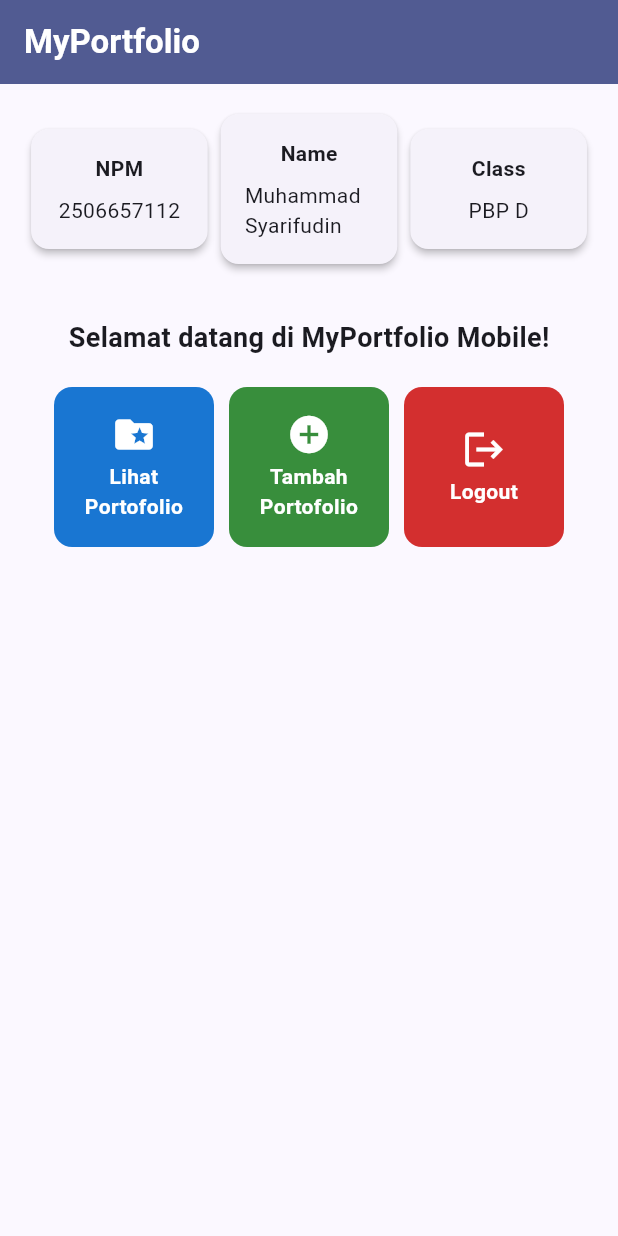
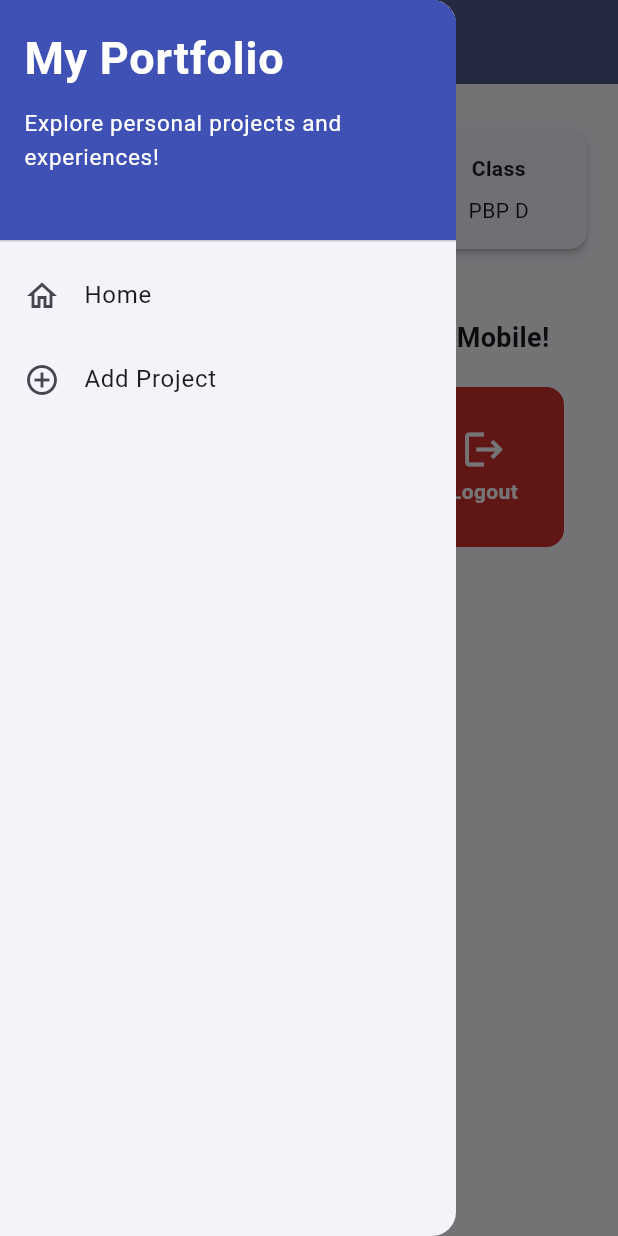
Before and after one commit to msyarifudin541-del/myportofolio_mobile, a Flutter app: the screen it shows after launch, with the side drawer open (before the commit the screen has no drawer), on a phone screen of 412 x 824 dp. Run offline on Flutter 3.47's test engine with Material 3 defaults, Android fonts, the phone set to English and light mode, and no system bars; our stand-ins replace material_ui.

Commit message:
Tutorial 09: Implementasi navigasi, drawer menu, form input proyek, dan refactoring struktur direktori

```diff
--- a/lib/main.dart
+++ b/lib/main.dart
@@ -1,5 +1,5 @@
-import 'package:flutter/material.dart';
-import 'package:myportofolio_mobile/menu.dart';
+import 'package:material_ui/material_ui.dart';
+import 'package:myportofolio_mobile/screens/menu.dart';
 
 void main() {
   runApp(const MyApp());
--- a/lib/menu.dart
+++ b/lib/screens/menu.dart
@@ -1,4 +1,6 @@
-import 'package:flutter/material.dart';
+import 'package:material_ui/material_ui.dart';
+import 'package:myportofolio_mobile/widgets/left_drawer.dart';
+import 'package:myportofolio_mobile/widgets/project_card.dart';
 
 /// Kartu informasi ringkas untuk menampilkan identitas pemilik portofolio.
 class InfoCard extends StatelessWidget {
@@ -23,67 +25,6 @@ class InfoCard extends StatelessWidget {
             const SizedBox(height: 8.0),
             Text(content),
           ],
-        ),
-      ),
-    );
-  }
-}
-
-/// Model data untuk merepresentasikan tombol aksi beserta warna latarnya.
-class ItemHomepage {
-  final String name;
-  final IconData icon;
-  final Color color;
-
-  ItemHomepage(this.name, this.icon, this.color);
-}
-
-/// Kartu tombol aksi interaktif dengan efek sentuh InkWell dan umpan balik SnackBar.
-class ItemCard extends StatelessWidget {
-  final ItemHomepage item;
-
-  const ItemCard(this.item, {super.key});
-
-  @override
-  Widget build(BuildContext context) {
-    return Material(
-      color: item.color,
-      borderRadius: BorderRadius.circular(12),
-      child: InkWell(
-        borderRadius: BorderRadius.circular(12),
-        onTap: () {
-          ScaffoldMessenger.of(context)
-            ..hideCurrentSnackBar()
-            ..showSnackBar(
-              SnackBar(
-                content: Text("Kamu telah menekan tombol ${item.name}!"),
-                behavior: SnackBarBehavior.floating,
-              ),
-            );
-        },
-        child: Container(
-          padding: const EdgeInsets.all(8),
-          child: Center(
-            child: Column(
-              mainAxisAlignment: MainAxisAlignment.center,
-              children: [
-                Icon(
-                  item.icon,
-                  color: Colors.white,
-                  size: 30.0,
-                ),
-                const Padding(padding: EdgeInsets.only(bottom: 3)),
-                Text(
-                  item.name,
-                  textAlign: TextAlign.center,
-                  style: const TextStyle(
-                    color: Colors.white,
-                    fontWeight: FontWeight.w600,
-                  ),
-                ),
-              ],
-            ),
-          ),
         ),
       ),
     );
@@ -116,7 +57,9 @@ class MyHomePage extends StatelessWidget {
           ),
         ),
         backgroundColor: Theme.of(context).colorScheme.primary,
+        iconTheme: const IconThemeData(color: Colors.white),
       ),
+      drawer: const LeftDrawer(),
       body: SingleChildScrollView(
         child: Padding(
           padding: const EdgeInsets.all(16.0),
--- /dev/null
+++ b/lib/widgets/left_drawer.dart
@@ -0,0 +1,69 @@
+import 'package:material_ui/material_ui.dart';
+import 'package:myportofolio_mobile/screens/menu.dart';
+import 'package:myportofolio_mobile/screens/project_form.dart';
+
+class LeftDrawer extends StatelessWidget {
+  const LeftDrawer({super.key});
+
+  @override
+  Widget build(BuildContext context) {
+    return Drawer(
+      child: ListView(
+        children: [
+          const DrawerHeader(
+            decoration: BoxDecoration(
+              color: Colors.indigo,
+            ),
+            child: Column(
+              crossAxisAlignment: CrossAxisAlignment.start,
+              children: [
+                Text(
+                  'My Portfolio',
+                  style: TextStyle(
+                    fontSize: 30,
+                    fontWeight: FontWeight.bold,
+                    color: Colors.white,
+                  ),
+                ),
+                SizedBox(height: 10),
+                Text(
+                  'Explore personal projects and experiences!',
+                  style: TextStyle(
+                    fontSize: 15,
+                    color: Colors.white,
+                  ),
+                ),
+              ],
+            ),
+          ),
+          ListTile(
+            leading: const Icon(Icons.home_outlined),
+            title: const Text('Home'),
+            // Navigasi ke halaman utama portofolio
+            onTap: () {
+              Navigator.pushReplacement(
+                context,
+                MaterialPageRoute(
+                  builder: (context) => MyHomePage(),
+                ),
+              );
+            },
+          ),
+          ListTile(
+            leading: const Icon(Icons.add_circle_outline),
+            title: const Text('Add Project'),
+            // Navigasi ke halaman tambah proyek
+            onTap: () {
+              Navigator.pushReplacement(
+                context,
+                MaterialPageRoute(
+                  builder: (context) => const ProjectFormPage(),
+                ),
+              );
+            },
+          ),
+        ],
+      ),
+    );
+  }
+}
--- /dev/null
+++ b/lib/widgets/project_card.dart
@@ -0,0 +1,72 @@
+import 'package:material_ui/material_ui.dart';
+import 'package:myportofolio_mobile/screens/project_form.dart';
+
+/// Model data untuk merepresentasikan tombol aksi beserta warna latarnya.
+class ItemHomepage {
+  final String name;
+  final IconData icon;
+  final Color color;
+
+  ItemHomepage(this.name, this.icon, this.color);
+}
+
+/// Kartu tombol aksi interaktif dengan efek sentuh InkWell dan umpan balik SnackBar.
+class ItemCard extends StatelessWidget {
+  final ItemHomepage item;
+
+  const ItemCard(this.item, {super.key});
+
+  @override
+  Widget build(BuildContext context) {
+    return Material(
+      color: item.color,
+      borderRadius: BorderRadius.circular(12),
+      child: InkWell(
+        borderRadius: BorderRadius.circular(12),
+        onTap: () {
+          ScaffoldMessenger.of(context)
+            ..hideCurrentSnackBar()
+            ..showSnackBar(
+              SnackBar(
+                content: Text("Kamu telah menekan tombol ${item.name}!"),
+                behavior: SnackBarBehavior.floating,
+              ),
+            );
+
+          if (item.name == "Tambah Portofolio" || item.name == "Tambah Proyek") {
+            Navigator.push(
+              context,
+              MaterialPageRoute(
+                builder: (context) => const ProjectFormPage(),
+              ),
+            );
+          }
+        },
+        child: Container(
+          padding: const EdgeInsets.all(8),
+          child: Center(
+            child: Column(
+              mainAxisAlignment: MainAxisAlignment.center,
+              children: [
+                Icon(
+                  item.icon,
+                  color: Colors.white,
+                  size: 30.0,
+                ),
+                const Padding(padding: EdgeInsets.only(bottom: 3)),
+                Text(
+                  item.name,
+                  textAlign: TextAlign.center,
+                  style: const TextStyle(
+                    color: Colors.white,
+                    fontWeight: FontWeight.w600,
+                  ),
+                ),
+              ],
+            ),
+          ),
+        ),
+      ),
+    );
+  }
+}
--- a/pubspec.yaml
+++ b/pubspec.yaml
@@ -34,6 +34,7 @@ dependencies:
   # The following adds the Cupertino Icons font to your application.
   # Use with the CupertinoIcons class for iOS style icons.
   cupertino_icons: ^1.0.8
+  material_ui: ^1.11.1
 
 dev_dependencies:
   flutter_test:
```
Also changed, not shown: lib/screens/project_form.dart (added, +217 -0 lines), pubspec.lock.
